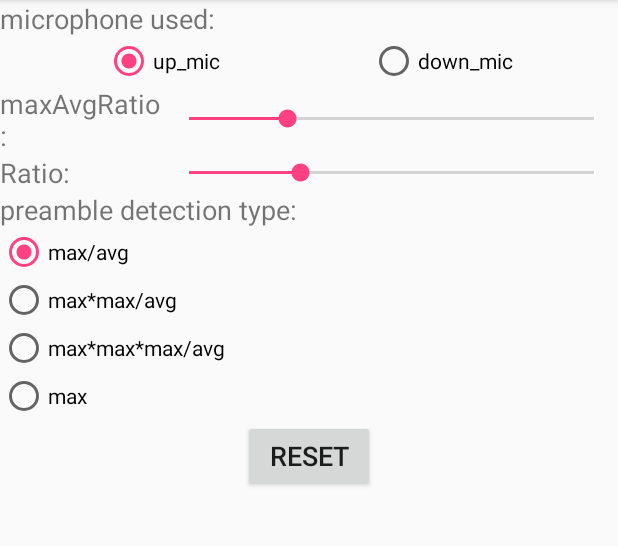
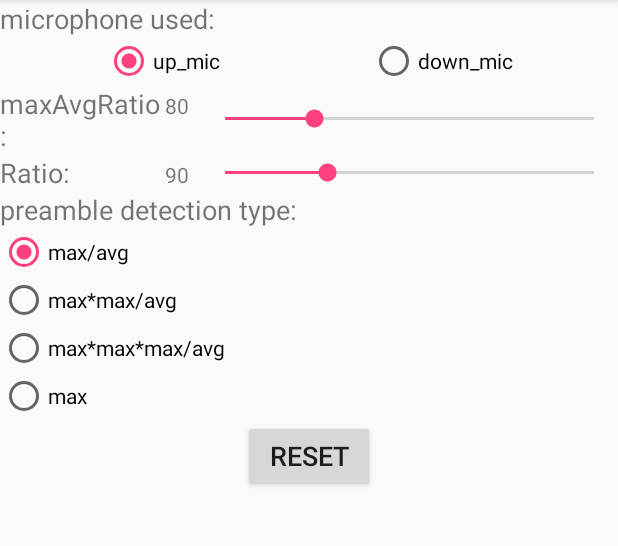
Before and after one commit to caichao/AALTS, an Android app: the SettingActivity screen opened directly, with no data from a screen before it, on a phone screen of 412 x 824 dp, the part 84-630 px from its top. Run offline under Robolectric (Android 15) with nearby library versions, the light colour scheme and no system bars; our stand-ins replace ButterKnife.

Commit message:
两个progressbar显示数值

```diff
--- a/app/src/main/java/hust/cc/asynchronousacousticlocalization/activity/SettingActivity.java
+++ b/app/src/main/java/hust/cc/asynchronousacousticlocalization/activity/SettingActivity.java
@@ -12,6 +12,7 @@ import android.widget.ProgressBar;
 import android.widget.RadioButton;
 import android.widget.RadioGroup;
 import android.widget.SeekBar;
+import android.widget.TextView;
 
 import butterknife.BindView;
 import butterknife.ButterKnife;
@@ -24,8 +25,12 @@ public class SettingActivity extends AppCompatActivity{
     RadioGroup micGroup;
     @BindView(R.id.max_avg_bar)
     SeekBar maxAvgRatioBar;
+    @BindView(R.id.mar_ratio_txt)
+    TextView marRatioText;
     @BindView(R.id.ratio_bar)
     SeekBar ratioBar;
+    @BindView(R.id.radio_txt)
+    TextView ratioText;
     @BindView(R.id.preamble_detect_group)
     RadioGroup preambleDetectionTypeGroup;
     @BindView(R.id.mic_down)
@@ -100,6 +105,7 @@ public class SettingActivity extends AppCompatActivity{
             @Override
             public void onProgressChanged(SeekBar seekBar, int i, boolean b) {
                 maxAvgRatio = i;
+                marRatioText.setText(Integer.toString(maxAvgRatio));
                 saveSettings();
             }
 
@@ -118,6 +124,7 @@ public class SettingActivity extends AppCompatActivity{
             @Override
             public void onProgressChanged(SeekBar seekBar, int i, boolean b) {
                 ratio = i;
+                ratioText.setText(Integer.toString(ratio));
                 saveSettings();
             }
 
@@ -161,7 +168,9 @@ public class SettingActivity extends AppCompatActivity{
 
     private void loadSettings(){
         maxAvgRatioBar.setProgress(maxAvgRatio);
+        marRatioText.setText(Integer.toString(maxAvgRatio));
         ratioBar.setProgress(ratio);
+        ratioText.setText(Integer.toString(ratio));
         switch (micUsed){
             case FlagVar.MIC_UP:{
                 micUpButton.setChecked(true);
--- a/app/src/main/res/layout/layout_running_setting.xml
+++ b/app/src/main/res/layout/layout_running_setting.xml
@@ -37,6 +37,11 @@
             android:layout_height="wrap_content"
             android:text="maxAvgRatio:"/>
 
+        <TextView
+            android:layout_width="24dp"
+            android:layout_height="wrap_content"
+            android:id="@+id/mar_ratio_txt"/>
+
         <SeekBar
             android:layout_width="match_parent"
             android:layout_height="match_parent"
@@ -54,6 +59,11 @@
             android:layout_height="wrap_content"
             android:textSize="18dp"
             android:text="Ratio:"/>
+
+        <TextView
+            android:layout_width="24dp"
+            android:layout_height="wrap_content"
+            android:id="@+id/radio_txt"/>
 
         <SeekBar
             android:layout_width="match_parent"
```
